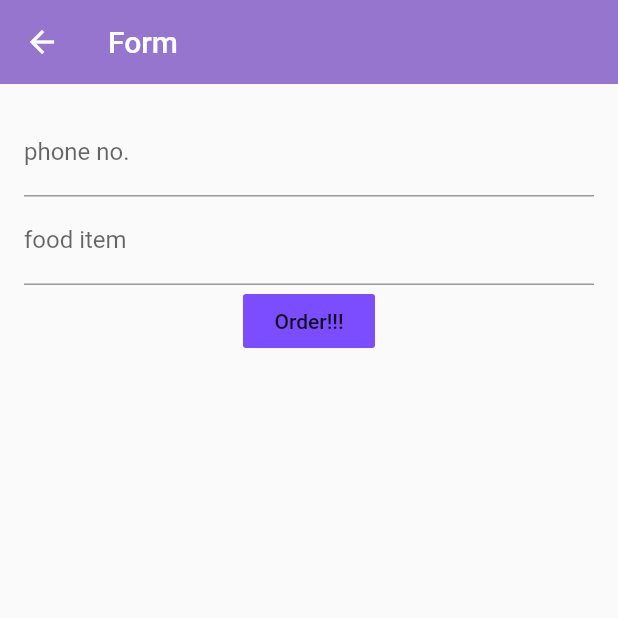
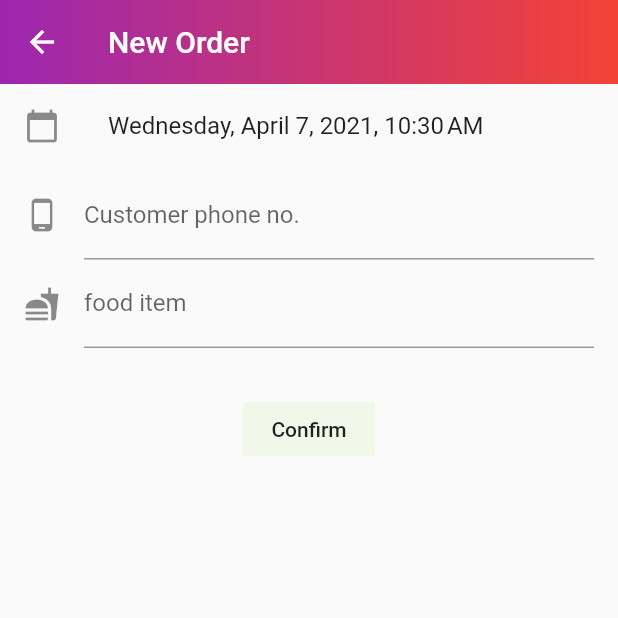
Before and after one commit to LamHuiKi/FYP, a Flutter app: the screen it shows once a user with an empty profile is signed in, after a tap on the "add" icon, on a phone screen of 412 x 824 dp, the top half of it. Run offline on Flutter 3.47's test engine with Material 2 defaults, Android fonts, the phone set to English and light mode, and no system bars; our stand-ins replace cloud_firestore, firebase_auth, firebase_core, firebase_messaging, flutter_spinkit, new_gradient_app_bar and 1 more; missing offline and left inert: qr_code_scanner; accounts and stored records are empty; network calls fail.

Commit message:
New gradient app bar, newOrderForm update

```diff
--- a/lib/pages/auth/signIn.dart
+++ b/lib/pages/auth/signIn.dart
@@ -20,7 +20,6 @@ class _SignInState extends State<SignIn> {
   @override
   Widget build(BuildContext context) {
     return Scaffold(
-      backgroundColor: Colors.grey,
       appBar: AppBar(
         title: Text('Sign In'),
         actions: [
--- a/lib/pages/home/home.dart
+++ b/lib/pages/home/home.dart
@@ -12,8 +12,9 @@ import 'package:firebase1/models/previousOrder.dart';
 import 'package:firebase1/models/AwaitOrder.dart';
 import 'newOrderForm.dart';
 //gradient appbar
-import 'package:gradient_app_bar/gradient_app_bar.dart';
-import 'package:flutter_gradients/flutter_gradients.dart';
+//import 'package:gradient_app_bar/gradient_app_bar.dart';
+//import 'package:flutter_gradients/flutter_gradients.dart';
+import 'package:new_gradient_app_bar/new_gradient_app_bar.dart';
 
 class HomePage extends StatelessWidget {
   final FirebaseMessaging _firebaseMessaging = FirebaseMessaging();
@@ -49,7 +50,7 @@ class HomePage extends StatelessWidget {
               child: Scaffold(
               backgroundColor: Colors.white,
               //drawer: Drawer(),
-              appBar: GradientAppBar(
+              appBar: NewGradientAppBar(
               title: Text('My Home'),
               gradient: const LinearGradient(colors: [Colors.purple, Colors.purpleAccent]),
               actions: [
--- a/lib/pages/home/newOrderForm.dart
+++ b/lib/pages/home/newOrderForm.dart
@@ -3,6 +3,8 @@ import 'package:firebase1/services/database.dart';
 import 'package:provider/provider.dart';
 import 'package:firebase1/models/user.dart';
 import 'package:intl/intl.dart';
+//import 'package:fluttertoast/fluttertoast.dart';
+import 'package:new_gradient_app_bar/new_gradient_app_bar.dart';
 
 class OrderForm extends StatefulWidget {
   @override
@@ -57,47 +59,80 @@ Future<void> _showMyDialog() async {
     final user = Provider.of<MyUserInfo>(context);
     //final user1 = Provider.of<UserData>(context);
     return Scaffold(
-      appBar: AppBar(
-        title: Text('Form'),
+      appBar: NewGradientAppBar(
+        gradient: LinearGradient(colors: [Colors.purple, Colors.red]),
+        title: Text('New Order'),
         elevation: 0.0,
       ),
       body: Column(
         children: [
+          ListTile(
+              leading: Icon(Icons.calendar_today),
+              title: Text(
+                  "${DateFormat.yMMMMEEEEd().format(DateTime.now())}, ${DateFormat.jm().format(DateTime.now())}")),
           Form(
             child: Padding(
-              padding: EdgeInsets.all(16.0),
+              padding: EdgeInsets.fromLTRB(16.0, 2.0, 16.0, 16.0),
               child: Column(
                 children: [
                   TextField(
-                    onChanged: (val){
+                    onChanged: (val) {
                       _phone = val;
                     },
                     decoration: InputDecoration(
-                      labelText: 'phone no.'
-                    ),
+                        icon: Icon(Icons.phone_android),
+                        labelText: 'Customer phone no.'),
                   ),
                   TextField(
-                    onChanged: (val){
+                    onChanged: (val) {
                       _food = val;
                     },
                     textInputAction: TextInputAction.newline,
                     maxLines: 8,
                     minLines: 1,
                     decoration: InputDecoration(
-                      labelText: 'food item'
+                        icon: Icon(Icons.fastfood), labelText: 'food item'),
                   ),
-                  ),
+                  SizedBox(height: 30),
+                  Row(
+                    mainAxisAlignment: MainAxisAlignment.center,
+                    children: [
                       FlatButton(
-                  child: Text('Order!!!'),
-                  onPressed: ()async{
+                        color: Colors.lightGreen[50],
+                        //textColor: Colors.blue,
+                        child: Text('Confirm'),
+                        onPressed: () async {
                           await _showMyDialog();
-                    if(confirmOrder){
-                      String nickName = await DatabaseService(uid: user.uid).getNickName();
-                      await DatabaseService(uid: user.uid).newDocumentInDatabase(null, "Ongoing", DateFormat.yMd().format(DateTime.now()), DateFormat.jm().format(DateTime.now()), user.uid, _phone, _food, null, nickName, DateTime.now().toString());
+
+                          if (confirmOrder) {
+                            String nickName =
+                                await DatabaseService(uid: user.uid)
+                                    .getNickName();
+                            await DatabaseService(uid: user.uid)
+                                .newDocumentInDatabase(
+                                    null,
+                                    "Ongoing",
+                                    DateFormat.yMd().format(DateTime.now()),
+                                    DateFormat.jm().format(DateTime.now()),
+                                    user.uid,
+                                    _phone,
+                                    _food,
+                                    null,
+                                    nickName,
+                                    DateTime.now().toString());
                             Navigator.pop(context);
                           }
                         },
-                  color: Colors.deepPurpleAccent,
+                        //color: Colors.deepPurpleAccent,
+                      ),
+                      /*FlatButton(
+                        textColor: Colors.red,
+                        child: Text('Cancel'),
+                        onPressed: () async {
+                            Navigator.pop(context);
+                          }
+                      ),*/
+                    ],
                   ),
                 ],
               ),
--- a/lib/services/database.dart
+++ b/lib/services/database.dart
@@ -55,7 +55,7 @@ class DatabaseService{
 
   Future updateDatabase(String nickname, String phoneNumber, bool isStaff)async{
     await orderCollection.doc(uid).set({
-      'nickname': nickname,
+      'nickName': nickname,
       'phoneNumber': phoneNumber,
       'isStaff': isStaff,
     });
@@ -123,7 +123,7 @@ class DatabaseService{
     return UserData(
       uid: uid,
       isStaff: snapshot.data()['isStaff'] ?? false,
-      nickname: snapshot.data()['nickname'] ?? '',
+      nickname: snapshot.data()['nickName'] ?? '',
       phoneNumber: snapshot.data()['phoneNumber'] ?? '',
       valueA: snapshot.data()['valueA'] ?? '',
       valueB: snapshot.data()['valueB'] ?? 0,
--- a/pubspec.yaml
+++ b/pubspec.yaml
@@ -34,7 +34,9 @@ dependencies:
   rxdart: ^0.25.0
   intl: ^0.16.1
   gradient_app_bar: ^0.1.3
-  flutter_gradients: ^1.0.0+3
+  # flutter_gradients: ^1.0.0+3
+  fluttertoast: ^8.0.3
+  new_gradient_app_bar: ^0.1.5
 
 
   # The following adds the Cupertino Icons font to your application.
```
Also changed, not shown: lib/pages/home/settingsForm.dart (+6 -2 lines), lib/services/qr.dart (+8 -10 lines), pubspec.lock. Lines whose indentation alone changed are shown as unchanged.
